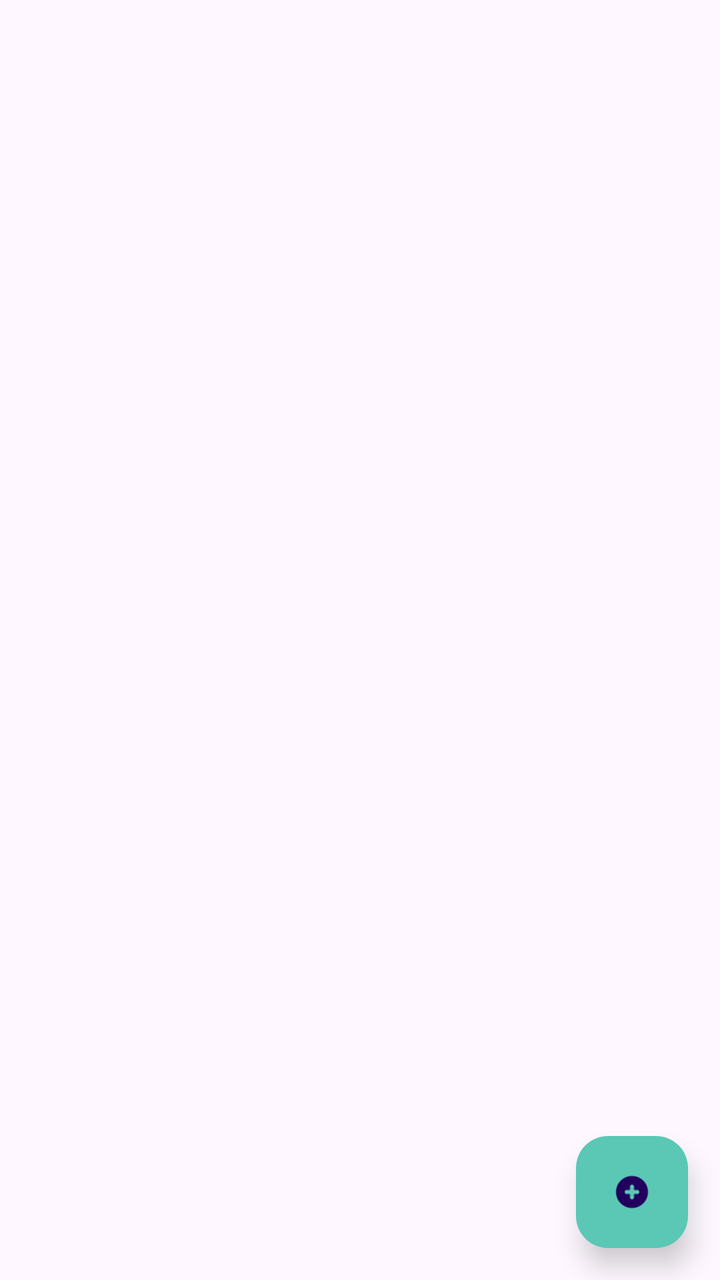
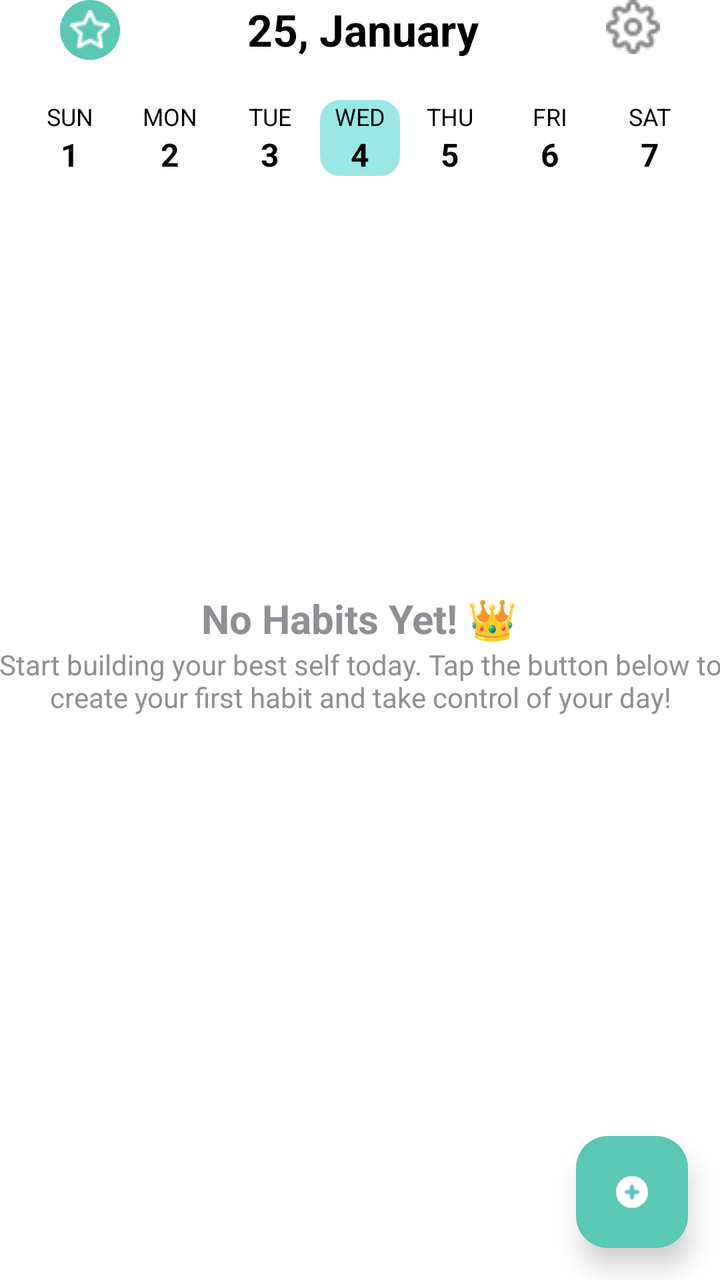

An Android layout rendered at two revisions. The XML below is the earlier revision; the diff shows what the commit changed to produce the second picture.
<!-- AndroidManifest.xml: application theme Theme.Habitify -->
<!-- res/layout/activity_home_view.xml -->
<?xml version="1.0" encoding="utf-8"?>
<androidx.constraintlayout.widget.ConstraintLayout xmlns:android="http://schemas.android.com/apk/res/android"
    xmlns:app="http://schemas.android.com/apk/res-auto"
    xmlns:tools="http://schemas.android.com/tools"
    android:id="@+id/main"
    android:layout_width="match_parent"
    android:layout_height="match_parent"
    android:fitsSystemWindows="true"
    tools:context=".view.HomeView">

    

    <LinearLayout
        android:id="@+id/header"
        android:layout_width="match_parent"
        android:layout_height="wrap_content"
        android:layout_marginTop="50dp"
        android:layout_marginBottom="651dp"
        android:gravity="center_vertical"
        android:minHeight="52dp"
        android:orientation="horizontal"
        android:paddingHorizontal="@dimen/padding_s"
        app:layout_constraintBottom_toBottomOf="parent"
        app:layout_constraintEnd_toEndOf="parent"
        app:layout_constraintHorizontal_bias="1.0"
        app:layout_constraintStart_toStartOf="parent"
        app:layout_constraintTop_toTopOf="parent"
        app:layout_constraintVertical_bias="0.0">

        
        <FrameLayout
            android:layout_width="32dp"
            android:layout_height="32dp"
            android:layout_marginHorizontal="@dimen/margin"
            android:background="@drawable/icon_bg_round"
            android:gravity="center">

            <ImageView
                android:id="@+id/starIcon"
                android:layout_width="20dp"
                android:layout_height="20dp"
                android:layout_gravity="center"
                android:src="@drawable/star" />

        </FrameLayout>

        
        <TextView
            android:id="@+id/todayDateText"
            android:layout_width="wrap_content"
            android:layout_height="wrap_content"
            android:layout_weight="1"
            android:gravity="center"
            android:text="25, January"
            android:textColor="#000000"
            android:textSize="@dimen/header2"
            android:textStyle="bold" />

        
        <ImageView
            android:id="@+id/goSettingView"
            android:layout_width="24dp"
            android:layout_height="24dp"
            android:layout_marginHorizontal="@dimen/margin"
            android:src="@drawable/settings" />

    </LinearLayout>

    <com.google.android.material.floatingactionbutton.FloatingActionButton
        android:id="@+id/createHabitBtn"
        android:layout_width="@dimen/fab_size"
        android:layout_height="@dimen/fab_size"
        android:layout_margin="@dimen/margin_normal"
        android:layout_marginEnd="92dp"
        android:layout_marginBottom="128dp"
        android:contentDescription="Add Habit"
        app:backgroundTint="#5BC7B5"
        app:elevation="8dp"
        app:layout_constraintBottom_toBottomOf="parent"
        app:layout_constraintEnd_toEndOf="parent"
        app:pressedTranslationZ="12dp"
        app:srcCompat="@drawable/icons_plus" />


</androidx.constraintlayout.widget.ConstraintLayout>
<!-- resources referenced by this layout -->
<resources>
  <dimen name="fab_size">56dp</dimen>
  <dimen name="header2">22sp</dimen>
  <dimen name="margin">10dp</dimen>
  <dimen name="margin_normal">16dp</dimen>
  <dimen name="padding_s">8dp</dimen>
  <!-- drawable icon_bg_round (drawable) -->
  <?xml version="1.0" encoding="utf-8"?>
  <shape xmlns:android="http://schemas.android.com/apk/res/android"
      android:shape="rectangle">
  
      <solid android:color="#5BC7B5" />
  
      
      <size
          android:width="56dp"
          android:height="56dp" />
      <corners android:radius="50dp" />
  
  </shape>
  <!-- drawable icons_plus: png bitmap (drawable, 709 bytes) -->
  <!-- drawable settings: png bitmap (drawable, 876 bytes) -->
  <!-- drawable star: png bitmap (drawable, 421 bytes) -->
  <style name="Theme.Habitify" parent="Base.Theme.Habitify" />
  <style name="Base.Theme.Habitify" parent="Theme.Material3.DayNight.NoActionBar">
          
          
      </style>
</resources>

<!-- the commit's change to res/layout/activity_home_view.xml (unified diff, before → after) -->
@@ -5,66 +5,363 @@
     android:id="@+id/main"
     android:layout_width="match_parent"
     android:layout_height="match_parent"
+    android:background="#FFFFFF"
     android:fitsSystemWindows="true"
     tools:context=".view.HomeView">
 
     
-
-    <LinearLayout
-        android:id="@+id/header"
+    <com.google.android.material.card.MaterialCardView
+        android:id="@+id/materialCardView"
         android:layout_width="match_parent"
         android:layout_height="wrap_content"
-        android:layout_marginTop="50dp"
-        android:layout_marginBottom="651dp"
-        android:gravity="center_vertical"
-        android:minHeight="52dp"
-        android:orientation="horizontal"
-        android:paddingHorizontal="@dimen/padding_s"
+        app:cardBackgroundColor="#FFFFFF"
+        app:cardCornerRadius="0dp"
+        app:layout_constraintBottom_toTopOf="@+id/scrollViewHome"
+        app:layout_constraintEnd_toEndOf="parent"
+        app:layout_constraintStart_toStartOf="parent"
+        app:layout_constraintTop_toTopOf="parent"
+        app:strokeColor="@android:color/transparent"
+        app:strokeWidth="0dp">
+
+        <LinearLayout
+            android:layout_width="match_parent"
+            android:layout_height="wrap_content"
+            android:orientation="vertical">
+
+            
+            <LinearLayout
+                android:layout_width="match_parent"
+                android:layout_height="wrap_content"
+                android:layout_gravity="center_vertical"
+                android:orientation="horizontal"
+                android:paddingHorizontal="@dimen/margin_medium">
+
+                
+                <FrameLayout
+                    android:layout_width="30dp"
+                    android:layout_height="30dp"
+                    android:layout_marginHorizontal="@dimen/margin"
+                    android:background="@drawable/icon_bg_round"
+                    android:gravity="center">
+
+                    <ImageView
+                        android:id="@+id/starIcon"
+                        android:layout_width="20dp"
+                        android:layout_height="20dp"
+                        android:layout_gravity="center"
+                        android:src="@drawable/star" />
+
+                </FrameLayout>
+
+                
+                <TextView
+                    android:id="@+id/todayDateText"
+                    android:layout_width="wrap_content"
+                    android:layout_height="wrap_content"
+                    android:layout_weight="1"
+                    android:gravity="center"
+                    android:text="25, January"
+                    android:textColor="#000000"
+                    android:textSize="@dimen/header2"
+                    android:textStyle="bold" />
+
+                
+                <ImageView
+                    android:id="@+id/goSettingView"
+                    android:layout_width="27dp"
+                    android:layout_height="27dp"
+                    android:layout_marginHorizontal="@dimen/margin"
+                    android:src="@drawable/settings" />
+
+            </LinearLayout>
+
+            
+            <androidx.constraintlayout.widget.ConstraintLayout
+                android:layout_width="match_parent"
+                android:layout_height="wrap_content"
+                android:paddingHorizontal="10dp"
+                android:paddingTop="@dimen/margin_medium">
+
+                
+                <LinearLayout
+                    android:id="@+id/day1"
+                    android:layout_width="0dp"
+                    android:layout_height="wrap_content"
+                    android:gravity="center"
+                    android:orientation="vertical"
+                    app:layout_constraintEnd_toStartOf="@id/day2"
+                    app:layout_constraintHorizontal_chainStyle="spread"
+                    app:layout_constraintStart_toStartOf="parent"
+                    app:layout_constraintTop_toTopOf="parent">
+
+                    <TextView
+                        android:id="@+id/dayText1"
+                        android:layout_width="wrap_content"
+                        android:layout_height="wrap_content"
+                        android:text="SUN"
+                        android:textColor="#000000"
+                        android:textSize="12sp" />
+
+                    <TextView
+                        android:id="@+id/dayNum1"
+                        android:layout_width="wrap_content"
+                        android:layout_height="wrap_content"
+                        android:text="1"
+                        android:textColor="#000000"
+                        android:textSize="16sp"
+                        android:textStyle="bold" />
+                </LinearLayout>
+
+                
+                <LinearLayout
+                    android:id="@+id/day2"
+                    android:layout_width="0dp"
+                    android:layout_height="wrap_content"
+                    android:gravity="center"
+                    android:orientation="vertical"
+                    app:layout_constraintEnd_toStartOf="@id/day3"
+                    app:layout_constraintStart_toEndOf="@id/day1"
+                    app:layout_constraintTop_toTopOf="parent">
+
+                    <TextView
+                        android:id="@+id/dayText2"
+                        android:layout_width="wrap_content"
+                        android:layout_height="wrap_content"
+                        android:text="MON"
+                        android:textColor="#000000"
+                        android:textSize="12sp" />
+
+                    <TextView
+                        android:id="@+id/dayNum2"
+                        android:layout_width="wrap_content"
+                        android:layout_height="wrap_content"
+                        android:text="2"
+                        android:textColor="#000000"
+                        android:textSize="16sp"
+                        android:textStyle="bold" />
+                </LinearLayout>
+
+                
+                <LinearLayout
+                    android:id="@+id/day3"
+                    android:layout_width="0dp"
+                    android:layout_height="wrap_content"
+                    android:gravity="center"
+                    android:orientation="vertical"
+                    app:layout_constraintEnd_toStartOf="@id/day4"
+                    app:layout_constraintStart_toEndOf="@id/day2"
+                    app:layout_constraintTop_toTopOf="parent">
+
+                    <TextView
+                        android:id="@+id/dayText3"
+                        android:layout_width="wrap_content"
+                        android:layout_height="wrap_content"
+                        android:text="TUE"
+                        android:textColor="#000000"
+                        android:textSize="12sp" />
+
+                    <TextView
+                        android:id="@+id/dayNum3"
+                        android:layout_width="wrap_content"
+                        android:layout_height="wrap_content"
+                        android:text="3"
+                        android:textColor="#000000"
+                        android:textSize="16sp"
+                        android:textStyle="bold" />
+                </LinearLayout>
+
+                
+                <LinearLayout
+                    android:id="@+id/day4"
+                    android:layout_width="40dp"
+                    android:layout_height="wrap_content"
+                    android:background="@drawable/bg_today_date"
+                    android:gravity="center"
+                    android:orientation="vertical"
+                    app:layout_constraintCircleRadius="10dp"
+                    app:layout_constraintEnd_toStartOf="@id/day5"
+                    app:layout_constraintStart_toEndOf="@id/day3"
+                    app:layout_constraintTop_toTopOf="parent">
+
+                    <TextView
+                        android:id="@+id/dayText4"
+                        android:layout_width="wrap_content"
+                        android:layout_height="wrap_content"
+                        android:text="WED"
+                        android:textColor="#000000"
+                        android:textSize="12sp" />
+
+                    <TextView
+                        android:id="@+id/dayNum4"
+                        android:layout_width="wrap_content"
+                        android:layout_height="wrap_content"
+                        android:text="4"
+                        android:textColor="#000000"
+                        android:textSize="16sp"
+                        android:textStyle="bold" />
+                </LinearLayout>
+
+                
+                <LinearLayout
+                    android:id="@+id/day5"
+                    android:layout_width="0dp"
+                    android:layout_height="wrap_content"
+                    android:gravity="center"
+                    android:orientation="vertical"
+                    app:layout_constraintEnd_toStartOf="@id/day6"
+                    app:layout_constraintStart_toEndOf="@id/day4"
+                    app:layout_constraintTop_toTopOf="parent">
+
+                    <TextView
+                        android:id="@+id/dayText5"
+                        android:layout_width="wrap_content"
+                        android:layout_height="wrap_content"
+                        android:text="THU"
+                        android:textColor="#000000"
+                        android:textSize="12sp" />
+
+                    <TextView
+                        android:id="@+id/dayNum5"
+                        android:layout_width="wrap_content"
+                        android:layout_height="wrap_content"
+                        android:text="5"
+                        android:textColor="#000000"
+                        android:textSize="16sp"
+                        android:textStyle="bold" />
+                </LinearLayout>
+
+                
+                <LinearLayout
+                    android:id="@+id/day6"
+                    android:layout_width="0dp"
+                    android:layout_height="wrap_content"
+                    android:gravity="center"
+                    android:orientation="vertical"
+                    app:layout_constraintEnd_toStartOf="@id/day7"
+                    app:layout_constraintStart_toEndOf="@id/day5"
+                    app:layout_constraintTop_toTopOf="parent">
+
+                    <TextView
+                        android:id="@+id/dayText6"
+                        android:layout_width="wrap_content"
+                        android:layout_height="wrap_content"
+                        android:text="FRI"
+                        android:textColor="#000000"
+                        android:textSize="12sp" />
+
+                    <TextView
+                        android:id="@+id/dayNum6"
+                        android:layout_width="wrap_content"
+                        android:layout_height="wrap_content"
+                        android:text="6"
+                        android:textColor="#000000"
+                        android:textSize="16sp"
+                        android:textStyle="bold" />
+                </LinearLayout>
+
+                
+                <LinearLayout
+                    android:id="@+id/day7"
+                    android:layout_width="0dp"
+                    android:layout_height="wrap_content"
+                    android:gravity="center"
+                    android:orientation="vertical"
+                    app:layout_constraintEnd_toEndOf="parent"
+                    app:layout_constraintStart_toEndOf="@id/day6"
+                    app:layout_constraintTop_toTopOf="parent">
+
+                    <TextView
+                        android:id="@+id/dayText7"
+                        android:layout_width="wrap_content"
+                        android:layout_height="wrap_content"
+                        android:text="SAT"
+                        android:textColor="#000000"
+                        android:textSize="12sp" />
+
+                    <TextView
+                        android:id="@+id/dayNum7"
+                        android:layout_width="wrap_content"
+                        android:layout_height="wrap_content"
+                        android:text="7"
+                        android:textColor="#000000"
+                        android:textSize="16sp"
+                        android:textStyle="bold" />
+                </LinearLayout>
+
+            </androidx.constraintlayout.widget.ConstraintLayout>
+
+        </LinearLayout>
+
+    </com.google.android.material.card.MaterialCardView>
+
+    
+    <ScrollView
+        android:id="@+id/scrollViewHome"
+        android:layout_width="0dp"
+        android:layout_height="0dp"
+        android:contentDescription="Habits"
+        android:fillViewport="true"
         app:layout_constraintBottom_toBottomOf="parent"
         app:layout_constraintEnd_toEndOf="parent"
-        app:layout_constraintHorizontal_bias="1.0"
         app:layout_constraintStart_toStartOf="parent"
-        app:layout_constraintTop_toTopOf="parent"
-        app:layout_constraintVertical_bias="0.0">
-
-        
-        <FrameLayout
-            android:layout_width="32dp"
-            android:layout_height="32dp"
-            android:layout_marginHorizontal="@dimen/margin"
-            android:background="@drawable/icon_bg_round"
-            android:gravity="center">
-
-            <ImageView
-                android:id="@+id/starIcon"
-                android:layout_width="20dp"
-                android:layout_height="20dp"
-                android:layout_gravity="center"
-                android:src="@drawable/star" />
-
-        </FrameLayout>
-
-        
-        <TextView
-            android:id="@+id/todayDateText"
-            android:layout_width="wrap_content"
+        app:layout_constraintTop_toBottomOf="@id/materialCardView">
+
+        <LinearLayout
+            android:layout_width="match_parent"
             android:layout_height="wrap_content"
-            android:layout_weight="1"
+            android:layout_gravity="center_horizontal"
             android:gravity="center"
-            android:text="25, January"
-            android:textColor="#000000"
-            android:textSize="@dimen/header2"
-            android:textStyle="bold" />
-
-        
-        <ImageView
-            android:id="@+id/goSettingView"
-            android:layout_width="24dp"
-            android:layout_height="24dp"
-            android:layout_marginHorizontal="@dimen/margin"
-            android:src="@drawable/settings" />
-
-    </LinearLayout>
+            android:orientation="vertical"
+            android:paddingTop="16dp"
+            android:paddingBottom="32dp">
+
+            <LinearLayout
+                android:layout_width="wrap_content"
+                android:layout_height="wrap_content"
+                android:gravity="center"
+                android:orientation="vertical"
+                android:padding="@dimen/padding_large">
+
+                <TextView
+                    android:layout_width="wrap_content"
+                    android:layout_height="wrap_content"
+                    android:text="No Habits Yet! 👑"
+                    android:textAlignment="center"
+                    android:textColor="#908F94"
+                    android:textSize="@dimen/header1"
+                    android:textStyle="bold" />
+
+                <TextView
+                    android:layout_width="wrap_content"
+                    android:layout_height="wrap_content"
+                    android:paddingHorizontal="@dimen/padding_large"
+                    android:text="Start building your best self today. Tap the button below to create your first habit and take control of your day!"
+                    android:textAlignment="center"
+                    android:textColor="#908F94"
+                    android:textSize="@dimen/text_normal" />
+
+                <Button
+                    android:id="@+id/btnCreateHabit"
+                    android:layout_width="@dimen/button_width2"
+                    android:layout_height="@dimen/button_height2"
+                    android:layout_gravity="center"
+                    android:layout_marginHorizontal="20dp"
+                    android:layout_marginTop="10dp"
+                    android:backgroundTint="#18C0C1"
+                    android:elevation="10dp"
+                    android:text="Create a Habit 💡"
+                    android:textColor="#FFFFFF"
+                    android:textSize="@dimen/text_normal"
+                    android:textStyle="bold"
+                    android:translationZ="4dp"
+                    app:cornerRadius="10dp" />
+
+
+            </LinearLayout>
+
+
+        </LinearLayout>
+    </ScrollView>
 
     <com.google.android.material.floatingactionbutton.FloatingActionButton
         android:id="@+id/createHabitBtn"
@@ -79,7 +376,8 @@
         app:layout_constraintBottom_toBottomOf="parent"
         app:layout_constraintEnd_toEndOf="parent"
         app:pressedTranslationZ="12dp"
-        app:srcCompat="@drawable/icons_plus" />
+        app:srcCompat="@drawable/icons_plus"
+        app:tint="#FFFFFF" />
 
 
 </androidx.constraintlayout.widget.ConstraintLayout>
<!-- resource entries referenced after the edit -->
@@ -1,10 +1,18 @@
 <!-- resources referenced by this layout -->
 <resources>
+  <dimen name="button_height2">48dp</dimen>
   <dimen name="fab_size">56dp</dimen>
+  <dimen name="header1">20sp</dimen>
   <dimen name="header2">22sp</dimen>
   <dimen name="margin">10dp</dimen>
+  <dimen name="margin_medium">20dp</dimen>
   <dimen name="margin_normal">16dp</dimen>
-  <dimen name="padding_s">8dp</dimen>
+  <dimen name="text_normal">14sp</dimen>
+  <!-- drawable bg_today_date (drawable) -->
+  <shape xmlns:android="http://schemas.android.com/apk/res/android">
+      <solid android:color="#99E8E5"/>
+      <corners android:radius="10dp"/>
+  </shape>
   <!-- drawable icon_bg_round (drawable) -->
   <?xml version="1.0" encoding="utf-8"?>
   <shape xmlns:android="http://schemas.android.com/apk/res/android"
